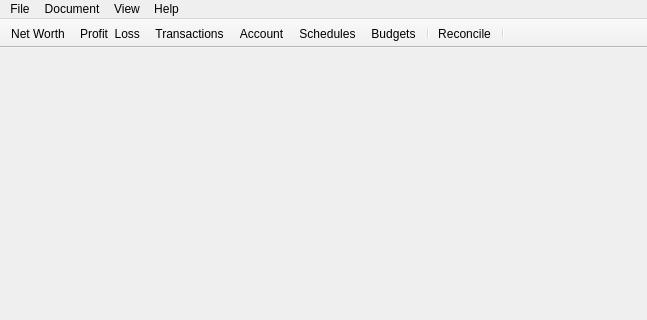
First picture: the form in qt/ui/main_window.ui, repository Mouchnino/moneyguru, before the edit; both pictures show x 0 to 647 and y 0 to 320 of the 647 by 468 pixel window.
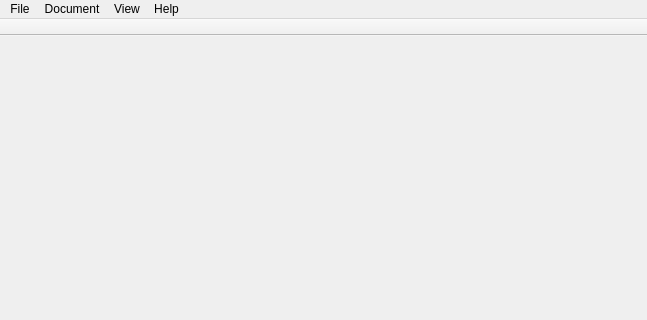
Second picture: the form after the edit. Icons and pictures are not drawn.

Commit message:
qt: Tweaked UI. Added a view title label to the toolbar.
extra : convert_revision : svn%3A7afd0f2a-1d33-46b8-9979-f8add37626ee/trunk%40298

```diff
--- a/qt/ui/main_window.ui
+++ b/qt/ui/main_window.ui
@@ -254,15 +254,6 @@
    <attribute name="toolBarBreak">
     <bool>false</bool>
    </attribute>
-   <addaction name="actionShowNetWorth"/>
-   <addaction name="actionShowProfitLoss"/>
-   <addaction name="actionShowTransactions"/>
-   <addaction name="actionShowAccount"/>
-   <addaction name="actionShowSchedules"/>
-   <addaction name="actionShowBudgets"/>
-   <addaction name="separator"/>
-   <addaction name="actionToggleReconciliationModeToolbar"/>
-   <addaction name="separator"/>
   </widget>
   <action name="actionOpenDocument">
    <property name="text">
```
The commit also changes 1 other file.
